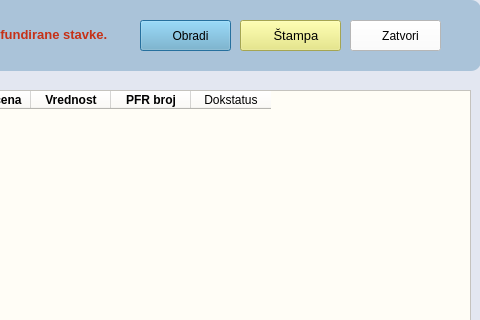
Qt form ui/analitika.ui (ljuba17/desktop_pos) before a commit; both pictures show x 620 to 1100 and y 0 to 320 of the 1100 by 589 pixel window.
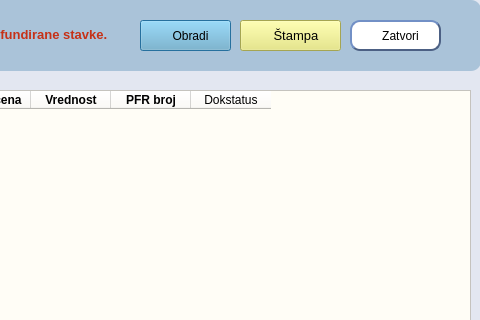
The same form after that commit. Icons and pictures are not drawn.

Patch:
```diff
--- a/ui/analitika.ui
+++ b/ui/analitika.ui
@@ -138,7 +138,12 @@
     </rect>
    </property>
    <property name="styleSheet">
-    <string notr="true">background-color: rgb(255, 255, 255);</string>
+    <string notr="true">background-color: rgb(255, 255, 255);
+border-style:outset;
+	border-width:2px;
+	border-radius:10px;
+	border-color:#4c6084;
+	padding:2px;</string>
    </property>
    <property name="text">
     <string>   Zatvori</string>
```
